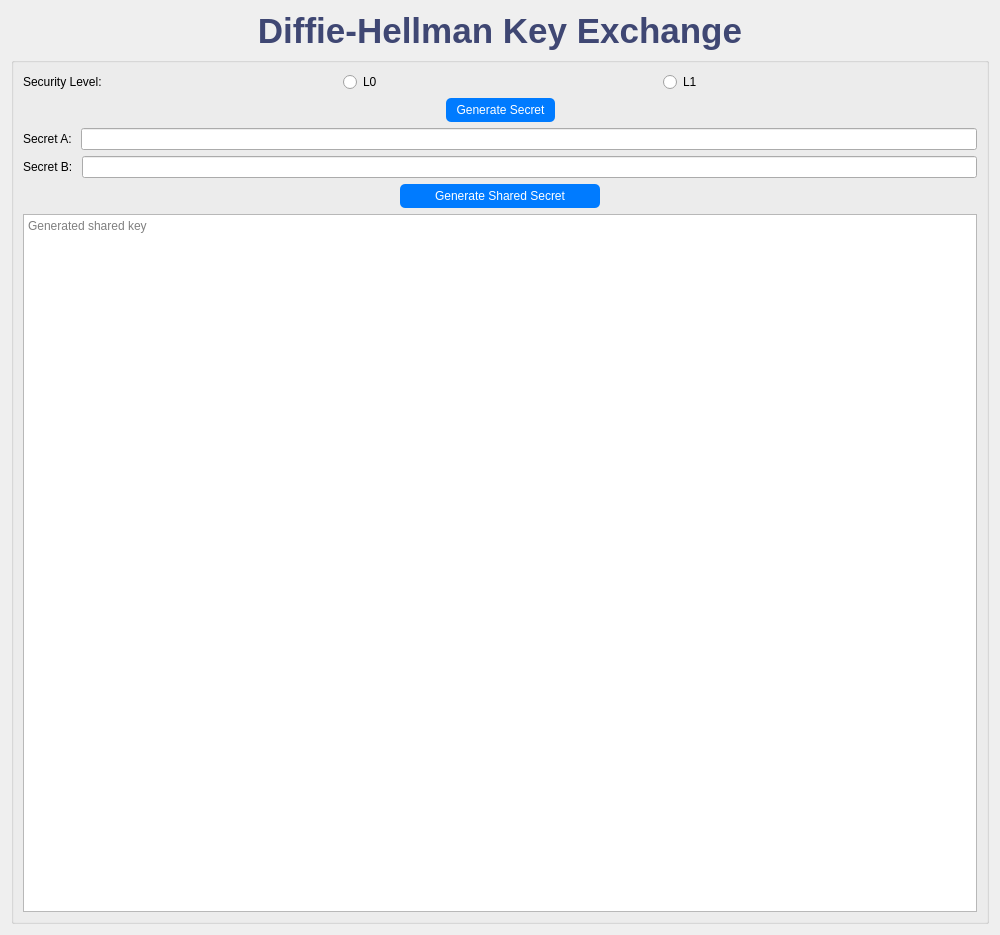
This is src/frontend/wireframes/ui_dh.ui in phn210/crypto-calcul as Qt 5 draws it before an edit. The edited form follows.
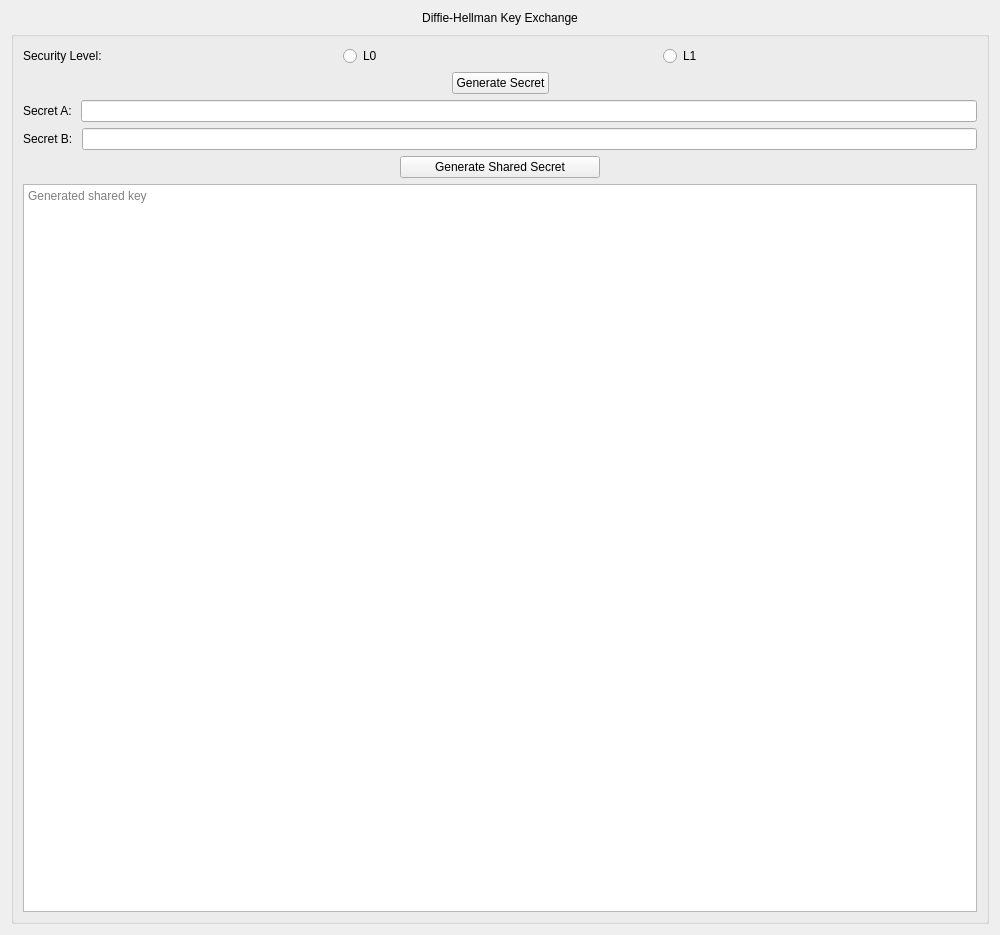
This is the edited form.

The edit to the form file:
```diff
--- a/src/frontend/wireframes/ui_dh.ui
+++ b/src/frontend/wireframes/ui_dh.ui
@@ -16,9 +16,6 @@
         <layout class="QVBoxLayout" name="mainLayout">
             <item>
                 <widget class="QLabel" name="mainTitle">
-                    <property name="styleSheet">
-                        <string>font-size: 35px; font-weight: bold; color: #3f4773;</string>
-                    </property>
                     <property name="text">
                         <string>Diffie-Hellman Key Exchange</string>
                     </property>
@@ -81,9 +78,6 @@
                                 </item>
                                 <item>
                                     <widget class="QPushButton" name="btnSecretGen">
-                                        <property name="styleSheet">
-                                            <string notr="true">background-color: #007BFF; color: white; padding: 5px 10px; border-radius: 5px;</string>
-                                        </property>
                                         <property name="text">
                                             <string>Generate Secret</string>
                                         </property>
@@ -153,9 +147,6 @@
                                                 <height>30</height>
                                             </size>
                                         </property>
-                                        <property name="styleSheet">
-                                            <string>background-color: #007BFF; color: white; padding: 5px 10px; border-radius: 5px;</string>
-                                        </property>
                                         <property name="text">
                                             <string>Generate Shared Secret</string>
                                         </property>
```
